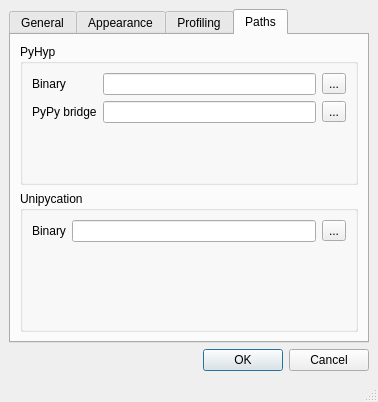
This is lib/eco/gui/settings.ui in softdevteam/eco as Qt 5 draws it before an edit. The edited form follows.
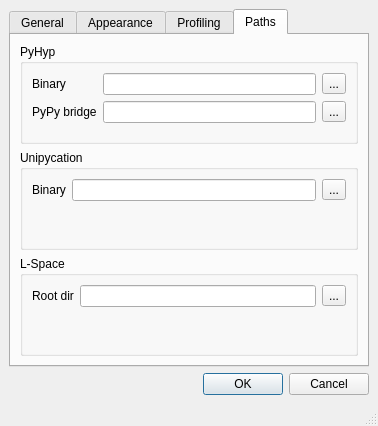
This is the edited form. Icons and pictures are not drawn.

Commit message: Implemented LSpace viewer that spawns LSpace in a separate process. The viewer is composed of two parts. 1. a generic viewer launcher that allows a generic presentation to be described using and API that approximates the final intended API 2. a Eco document viewer that uses the aforementioned.

```diff
--- a/lib/eco/gui/settings.ui
+++ b/lib/eco/gui/settings.ui
@@ -7,7 +7,7 @@
     <x>0</x>
     <y>0</y>
     <width>378</width>
-    <height>402</height>
+    <height>426</height>
    </rect>
   </property>
   <property name="windowTitle">
@@ -420,15 +420,15 @@
           <property name="title">
            <string>Unipycation</string>
           </property>
-          <layout class="QFormLayout" name="formLayout_8">
-           <item row="1" column="0">
+          <layout class="QFormLayout" name="formLayout_10">
+           <item row="0" column="0">
             <widget class="QLabel" name="label_6">
              <property name="text">
               <string>Binary</string>
              </property>
             </widget>
            </item>
-           <item row="1" column="1">
+           <item row="0" column="1">
             <layout class="QHBoxLayout" name="horizontalLayout_2">
              <property name="leftMargin">
               <number>0</number>
@@ -451,6 +451,42 @@
           </layout>
          </widget>
         </item>
+        <item>
+         <widget class="QGroupBox" name="groupBox_7">
+          <property name="title">
+           <string>L-Space</string>
+          </property>
+          <layout class="QFormLayout" name="formLayout_8">
+           <item row="0" column="1">
+            <layout class="QHBoxLayout" name="horizontalLayout_5">
+             <property name="leftMargin">
+              <number>0</number>
+             </property>
+             <property name="topMargin">
+              <number>0</number>
+             </property>
+             <item>
+              <widget class="QLineEdit" name="env_lspaceroot"/>
+             </item>
+             <item>
+              <widget class="QToolButton" name="btlspaceroot">
+               <property name="text">
+                <string>...</string>
+               </property>
+              </widget>
+             </item>
+            </layout>
+           </item>
+           <item row="0" column="0">
+            <widget class="QLabel" name="label_13">
+             <property name="text">
+              <string>Root dir</string>
+             </property>
+            </widget>
+           </item>
+          </layout>
+         </widget>
+        </item>
        </layout>
       </widget>
      </widget>
```
Left out of the diff: 5 changed lines with no effect on the pictures. The commit also changes 5 other files.
